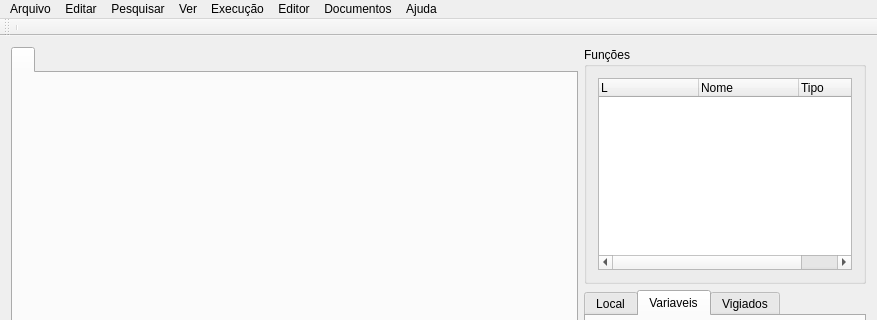
The window that ide.ui (brlebtag/cafezinho-ide) describes before a commit, drawn with Qt 5; both pictures show x 0 to 877 and y 0 to 320 of the 877 by 567 pixel window.
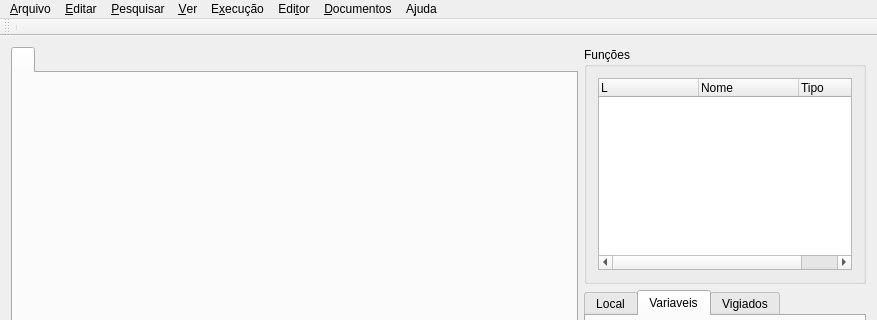
The same window after the commit.

What changed in the file:
```diff
--- a/ide.ui
+++ b/ide.ui
@@ -204,7 +204,7 @@
    </property>
    <widget class="QMenu" name="menuArquivo">
     <property name="title">
-     <string>Arquivo</string>
+     <string>&amp;Arquivo</string>
     </property>
     <addaction name="actionNovo"/>
     <addaction name="separator"/>
@@ -219,7 +219,7 @@
    </widget>
    <widget class="QMenu" name="menuEditar">
     <property name="title">
-     <string>Editar</string>
+     <string>&amp;Editar</string>
     </property>
     <addaction name="actionCopiar"/>
     <addaction name="actionColar"/>
@@ -232,7 +232,7 @@
    </widget>
    <widget class="QMenu" name="menuPesquisar">
     <property name="title">
-     <string>Pesquisar</string>
+     <string>&amp;Pesquisar</string>
     </property>
     <addaction name="actionLocalizar"/>
     <addaction name="actionLocalizar_Proximo"/>
@@ -243,7 +243,7 @@
    </widget>
    <widget class="QMenu" name="menuVer">
     <property name="title">
-     <string>Ver</string>
+     <string>&amp;Ver</string>
     </property>
     <addaction name="actionBarraFerramentas"/>
     <addaction name="actionBarraStatus"/>
@@ -259,7 +259,7 @@
    </widget>
    <widget class="QMenu" name="menuOpcoes">
     <property name="title">
-     <string>Execução</string>
+     <string>E&amp;xecução</string>
     </property>
     <widget class="QMenu" name="menuDebugger">
      <property name="title">
@@ -282,7 +282,7 @@
    </widget>
    <widget class="QMenu" name="menuDocumentos">
     <property name="title">
-     <string>Documentos</string>
+     <string>&amp;Documentos</string>
     </property>
     <addaction name="separator"/>
     <addaction name="actionProximoDocumento"/>
@@ -294,7 +294,7 @@
    </widget>
    <widget class="QMenu" name="menuAjuda">
     <property name="title">
-     <string>Ajuda</string>
+     <string>A&amp;juda</string>
     </property>
     <addaction name="actionAjuda"/>
     <addaction name="actionTutorial_Linguagem_Cafezinho"/>
@@ -302,7 +302,7 @@
    </widget>
    <widget class="QMenu" name="menuEditor">
     <property name="title">
-     <string>Editor</string>
+     <string>Edi&amp;tor</string>
     </property>
     <widget class="QMenu" name="menuTamanho_Fonte">
      <property name="title">
```
Left out of the diff: 12 changed lines with no effect on the pictures.
